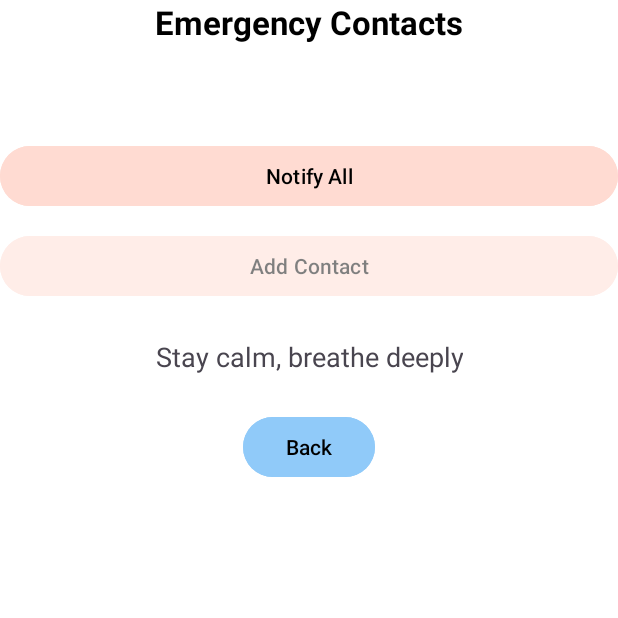
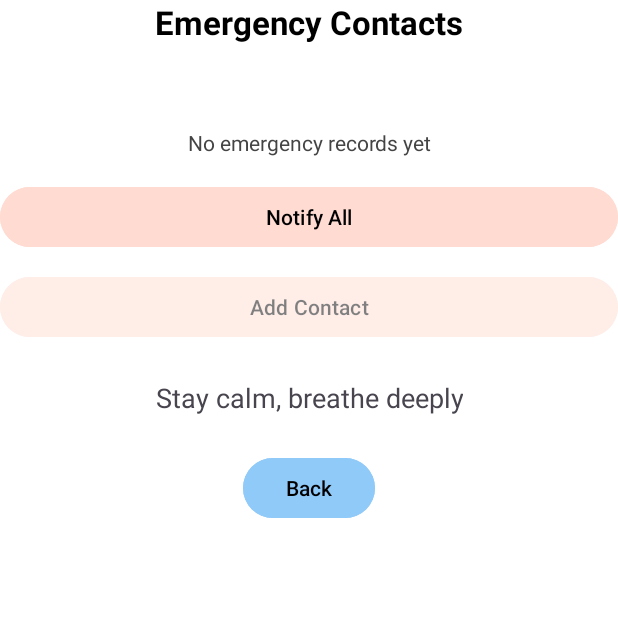
Before and after one commit to ISIS3510-202520/Kotlin, an Android app built with Jetpack Compose: the Emergency screen opened directly, with no data from a screen before it, on a phone screen of 412 x 824 dp, the top half of it. Run offline under Robolectric (Android 15) with nearby library versions, the phone set to English and light mode, and no system bars; our stand-ins replace Dagger/Hilt's generated code, Firebase (no records; nobody signed in at launch, a user with empty details on screens opened directly), Room's generated code.

Commit message:
Working Local Files (#79)
good :)

```diff
--- /dev/null
+++ b/app/src/main/java/com/example/here4u/data/local/repositories/EmergencyRequestLocalRepository.kt
@@ -0,0 +1,26 @@
+package com.example.here4u.data.local.repositories
+
+import android.content.Context
+import dagger.hilt.android.qualifiers.ApplicationContext
+import javax.inject.Inject
+import javax.inject.Singleton
+
+@Singleton
+class EmergencyRequestLocalRepository @Inject constructor(
+    @ApplicationContext private val context: Context
+) {
+    private val prefs = context.getSharedPreferences("Here4UPrefs", Context.MODE_PRIVATE)
+    private val LAST_EMERGENCY_DATE = "last_emergency_date"
+
+
+
+    fun saveLastEmergencyDate(date: String) {
+        prefs.edit().putString(LAST_EMERGENCY_DATE, date).apply()
+    }
+
+    fun getLastEmergencyDate(): String? {
+        return prefs.getString(LAST_EMERGENCY_DATE, null)
+    }
+
+
+}
--- a/app/src/main/java/com/example/here4u/data/remote/repositories/RecapRepository.kt
+++ b/app/src/main/java/com/example/here4u/data/remote/repositories/RecapRepository.kt
@@ -19,11 +19,10 @@ class RecapRepository @Inject constructor(
 ) {
     suspend fun generateRecapWithAI(userId: String, journals: List<Journal>): Recap {
 
-        // 1️⃣ Generar clave única basada en los journals
+
         val cacheKey = journals.joinToString { it.date.toString() + it.content + it.emotion.name }
             .hashCode().toString()
 
-        // 2️⃣ Revisar si ya existe en caché
         recapCache.get(cacheKey)?.let { cachedRecap ->
             return cachedRecap.also {
                 println("✅ Recap loaded from cache (key=$cacheKey)")
@@ -81,7 +80,7 @@ class RecapRepository @Inject constructor(
         )
 
 
-        // 4️⃣ Guardar recap tanto remoto como en caché
+
         saveSummaryRequest(userId, recap.summary)
         recapCache.put(cacheKey, recap)
 
--- a/app/src/main/java/com/example/here4u/view/emergency/Emergency.kt
+++ b/app/src/main/java/com/example/here4u/view/emergency/Emergency.kt
@@ -100,6 +100,7 @@ class Emergency : AppCompatActivity() {
 
         viewModel.loadLocalContacts()
         observeContacts()
+        observeEmergencies()
     }
 
     @SuppressLint("RepeatOnLifecycleWrongUsage")
@@ -107,14 +108,21 @@ class Emergency : AppCompatActivity() {
         super.onResume()
         lifecycleScope.launch {
             withContext(Dispatchers.IO) {
+
                 if (NetworkUtils.isNetworkAvailable(this@Emergency)) {
-                    viewModel.syncPendingContacts() }
+                    viewModel.syncPendingContacts()
+                    viewModel.loadLastEmergencyDate()
+                }else{
+                    viewModel.loadCachedEmergencyDate()
+                }
                 viewModel.loadLocalContacts()
             }
 
         }
+    }
 
-    }
+
+
 
     @SuppressLint("SuspiciousIndentation")
     private fun checkPermission() {
@@ -232,6 +240,18 @@ class Emergency : AppCompatActivity() {
             }
             }
 
+    private fun observeEmergencies(){
+        viewModel.lastEmergencyDate.observe(this) { date ->
+            if (date != null && date != "None") {
+                binding.txtLastEmergency.text = "Last emergency: $date"
+            } else {
+                binding.txtLastEmergency.text = "No emergency records yet"
+            }
+        }
+
+    }
+
+
     private val connectivityManager by lazy {
         getSystemService(Context.CONNECTIVITY_SERVICE) as ConnectivityManager
     }
@@ -245,6 +265,7 @@ class Emergency : AppCompatActivity() {
             lifecycleScope.launch(Dispatchers.IO) {
                 viewModel.syncPendingContacts()
                 viewModel.loadLocalContacts()
+                viewModel.loadLastEmergencyDate()
 
 
             }
--- a/app/src/main/java/com/example/here4u/viewmodel/EmergencyContactsViewModel.kt
+++ b/app/src/main/java/com/example/here4u/viewmodel/EmergencyContactsViewModel.kt
@@ -10,6 +10,8 @@ import androidx.lifecycle.viewModelScope
 import com.example.here4u.BuildConfig
 import com.example.here4u.data.local.entity.EmergencyContactEntity
 import com.example.here4u.data.local.repositories.EmergencyContactsLocalRepository
+import com.example.here4u.data.local.repositories.EmergencyRequestLocalRepository
+
 import com.example.here4u.data.remote.entity.EmergencyContactRemote
 import com.example.here4u.data.remote.repositories.EmergencyContactRemoteRepository
 import com.example.here4u.data.remote.repositories.EmergencyRequestRemoteRepository
@@ -25,6 +27,8 @@ import kotlinx.coroutines.flow.flowOf
 import kotlinx.coroutines.flow.stateIn
 import kotlinx.coroutines.launch
 import kotlinx.coroutines.withContext
+import java.util.Date
+import java.util.TimeZone
 import javax.inject.Inject
 
 
@@ -34,8 +38,10 @@ class EmergencyContactsViewModel @Inject constructor(
     private val userRepository: UserRemoteRepository,
     private val emergencyRepository: EmergencyRequestRemoteRepository,
     private val EmergencylocalRepository: EmergencyContactsLocalRepository,
-    private val locationModelImpl: LocationModelImpl
-) : ViewModel() {
+    private val locationModelImpl: LocationModelImpl,
+    private val preferencesRepository: EmergencyRequestLocalRepository,
+
+    ) : ViewModel() {
 
     private val userId: String? = userRepository.getUserId()
     private val _createdId = MutableStateFlow<GeoPoint?>(null)
@@ -47,7 +53,8 @@ class EmergencyContactsViewModel @Inject constructor(
     private val _contacts = MutableLiveData<List<EmergencyContactEntity>>()
     val localcontacts: LiveData<List<EmergencyContactEntity>> get() = _contacts
 
-
+    private val _lastEmergencyDate = MutableLiveData<String?>()
+    val lastEmergencyDate: LiveData<String?> get() = _lastEmergencyDate
 
     val contacts: StateFlow<List<EmergencyContactRemote>> =
         if (userId != null) {
@@ -108,12 +115,61 @@ class EmergencyContactsViewModel @Inject constructor(
             }.onFailure { e ->
                 _error.value = e.message ?: "Error desconocido"
             }
+
+
+            val now = java.text.SimpleDateFormat(
+                "dd MMM yyyy, HH:mm",
+                java.util.Locale.getDefault()
+            ).format(java.util.Date())
+
+
+            preferencesRepository.saveLastEmergencyDate(now)
+            _lastEmergencyDate.postValue(now)
+
             res.isSuccess
+
         } catch (e: Exception) {
             _error.value = e.message ?: "Error desconocido"
             false
         }
     }
+
+    fun loadLastEmergencyDate(){viewModelScope.launch(Dispatchers.IO) {
+        val remoteDate = emergencyRepository.getLastEmergencyDate()
+
+        if (remoteDate != null) {
+            val formatted = formatDate(remoteDate)
+            preferencesRepository.saveLastEmergencyDate(formatted)
+            _lastEmergencyDate.postValue(formatted)
+        } else {
+            loadCachedEmergencyDate()
+        }
+    } }
+
+
+    fun loadCachedEmergencyDate() {
+        viewModelScope.launch(Dispatchers.IO) {
+            val cached = preferencesRepository.getLastEmergencyDate()
+            if (cached != null) {
+
+                _lastEmergencyDate.postValue(cached)
+            } else {
+                _lastEmergencyDate.postValue(null)
+            }
+        }
+    }
+
+
+
+
+   fun formatDate(timestamp: Date): String {
+
+            val sdf = java.text.SimpleDateFormat("yyyy-MM-dd HH:mm", java.util.Locale.getDefault())
+            sdf.timeZone = TimeZone.getTimeZone("America/Bogota")
+            return sdf.format(timestamp)
+        }
+
+
 
     suspend fun addEmergencyContact(contact: EmergencyContactEntity): Boolean {
         return try {
--- a/app/src/main/res/layout/activity_emergency.xml
+++ b/app/src/main/res/layout/activity_emergency.xml
@@ -23,7 +23,6 @@
             android:textColor="#000000"
             android:layout_marginBottom="24dp" />
 
-
         <androidx.recyclerview.widget.RecyclerView
             android:id="@+id/rvContacts"
             android:layout_width="match_parent"
@@ -33,17 +32,27 @@
             android:scrollbars="vertical"
             android:nestedScrollingEnabled="false"
             app:layoutManager="androidx.recyclerview.widget.GridLayoutManager"
-            android:layout_marginBottom="24dp"/>
+            android:layout_marginBottom="16dp" />
 
-        <!-- RecyclerView agregado -->
+        <!-- 🔹 Nueva sección: Última emergencia -->
+        <TextView
+            android:id="@+id/txtLastEmergency"
+            android:layout_width="wrap_content"
+            android:layout_height="wrap_content"
+            android:text="Last emergency: none"
+            android:textColor="#444444"
+            android:textSize="14sp"
+            android:layout_marginBottom="16dp"
+            android:textAlignment="center" />
 
+        <!-- Botón principal -->
         <Button
             android:id="@+id/btnCall"
             android:layout_width="match_parent"
             android:layout_height="wrap_content"
             android:layout_marginBottom="12dp"
             android:backgroundTint="@color/buttonPink"
-            android:text=" Notify All "
+            android:text="Notify All"
             android:textColor="#000000" />
 
         <Button
@@ -55,8 +64,6 @@
             android:text="Add Contact"
             android:textColor="#000000" />
 
-
-
         <TextView
             android:layout_width="wrap_content"
             android:layout_height="wrap_content"
@@ -64,7 +71,7 @@
             android:textSize="18sp"
             android:textAlignment="center"
             android:gravity="center"
-            android:layout_marginBottom="24dp"/>
+            android:layout_marginBottom="24dp" />
 
         <Button
             android:id="@+id/btnBack"
@@ -74,7 +81,7 @@
             android:backgroundTint="#90CAF9"
             android:textColor="#000000"
             android:paddingStart="24dp"
-            android:paddingEnd="24dp"/>
+            android:paddingEnd="24dp" />
 
     </LinearLayout>
 </ScrollView>
```
Also changed, not shown: app/src/main/java/com/example/here4u/data/remote/repositories/EmergencyRequestRemoteRepository.kt (+21 -0 lines).
